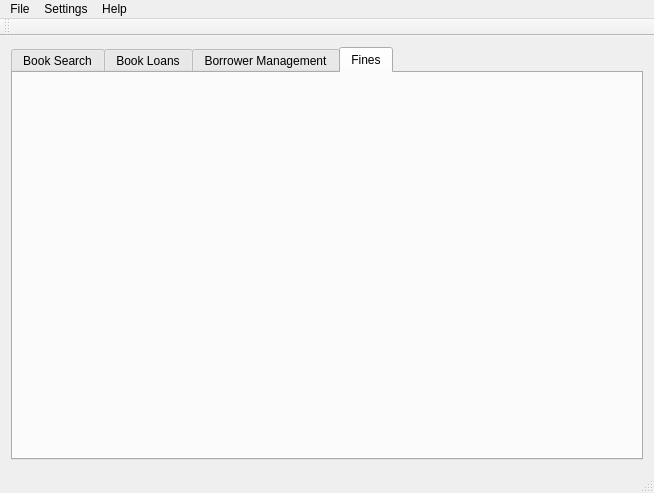
First picture: the form in library_management/mainwindow.ui, repository lsmgeb89/library_management, before the edit.
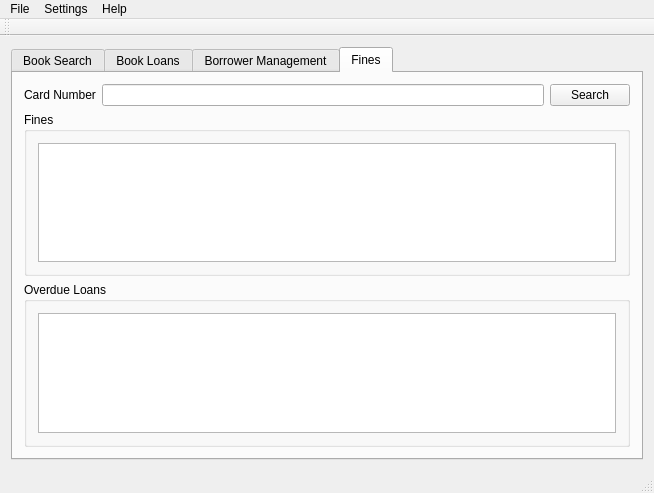
Second picture: the form after the edit. The open tabs and pages were chosen to show the change.

Commit message: [CS 6360][project_1] Make fines work

```diff
--- a/library_management/mainwindow.ui
+++ b/library_management/mainwindow.ui
@@ -223,6 +223,49 @@
        <attribute name="title">
         <string>Fines</string>
        </attribute>
+       <layout class="QGridLayout" name="gridLayout_2">
+        <item row="0" column="0">
+         <widget class="QLabel" name="card_number_label">
+          <property name="text">
+           <string>Card Number</string>
+          </property>
+         </widget>
+        </item>
+        <item row="0" column="1">
+         <widget class="QLineEdit" name="card_number_edit"/>
+        </item>
+        <item row="0" column="2">
+         <widget class="QPushButton" name="search_button">
+          <property name="text">
+           <string>Search</string>
+          </property>
+         </widget>
+        </item>
+        <item row="1" column="0" colspan="3">
+         <widget class="QGroupBox" name="groupBox">
+          <property name="title">
+           <string>Fines</string>
+          </property>
+          <layout class="QVBoxLayout" name="verticalLayout_3">
+           <item>
+            <widget class="QTableView" name="fines_view"/>
+           </item>
+          </layout>
+         </widget>
+        </item>
+        <item row="2" column="0" colspan="3">
+         <widget class="QGroupBox" name="groupBox_2">
+          <property name="title">
+           <string>Overdue Loans</string>
+          </property>
+          <layout class="QVBoxLayout" name="verticalLayout_2">
+           <item>
+            <widget class="QTableView" name="overdue_view"/>
+           </item>
+          </layout>
+         </widget>
+        </item>
+       </layout>
       </widget>
      </widget>
     </item>
```
Left out of the diff: 4 changed lines with no effect on the pictures. The commit also changes 2 other files.
